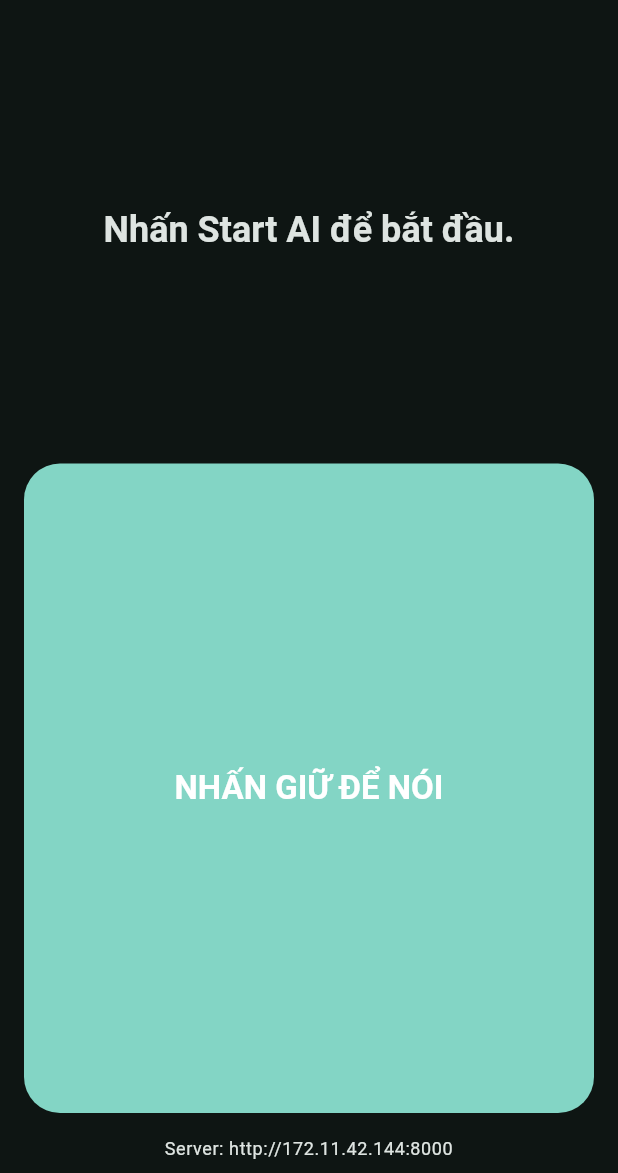
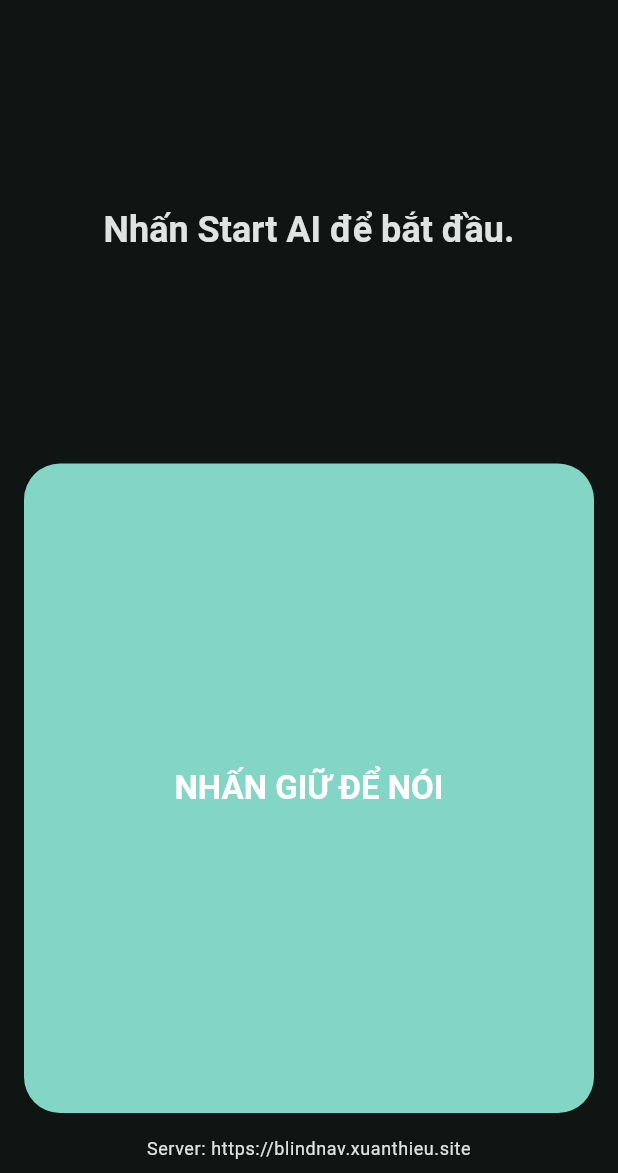
Before and after one commit to dat2925/HTTM, a Flutter app: the screen it shows after launch, after a tap on the "visibility" icon, on a phone screen of 412 x 824 dp, the part 63-1236 px from its top. Run offline on Flutter 3.47's test engine with Material 3 defaults, Android fonts, the light colour scheme and no system bars; our stand-ins replace camera, flutter_compass, flutter_dotenv, flutter_tts, geolocator, speech_to_text; network calls fail.

Commit message:
Update server URL in AiConfig to use the production endpoint

```diff
--- a/lib/config/ai_config.dart
+++ b/lib/config/ai_config.dart
@@ -5,7 +5,7 @@ class AiConfig {
 
   /// Read the server URL from the .env file.
   static String get serverUrl =>
-      dotenv.env['AI_SERVER_URL'] ?? 'http://172.11.42.144:8000';
+      dotenv.env['AI_SERVER_URL'] ?? 'https://blindnav.xuanthieu.site';
 
   static const Duration captureInterval = Duration(milliseconds: 900);
   static const Duration requestTimeout = Duration(seconds: 12);
```
Also changed, not shown: 1 other file.
